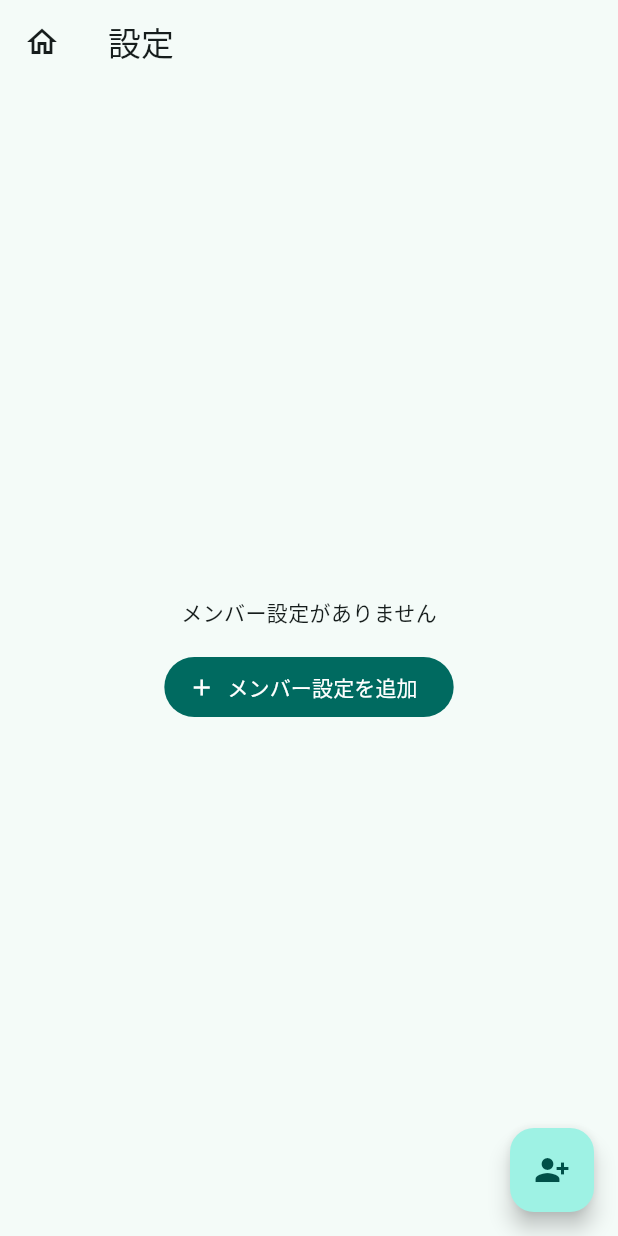
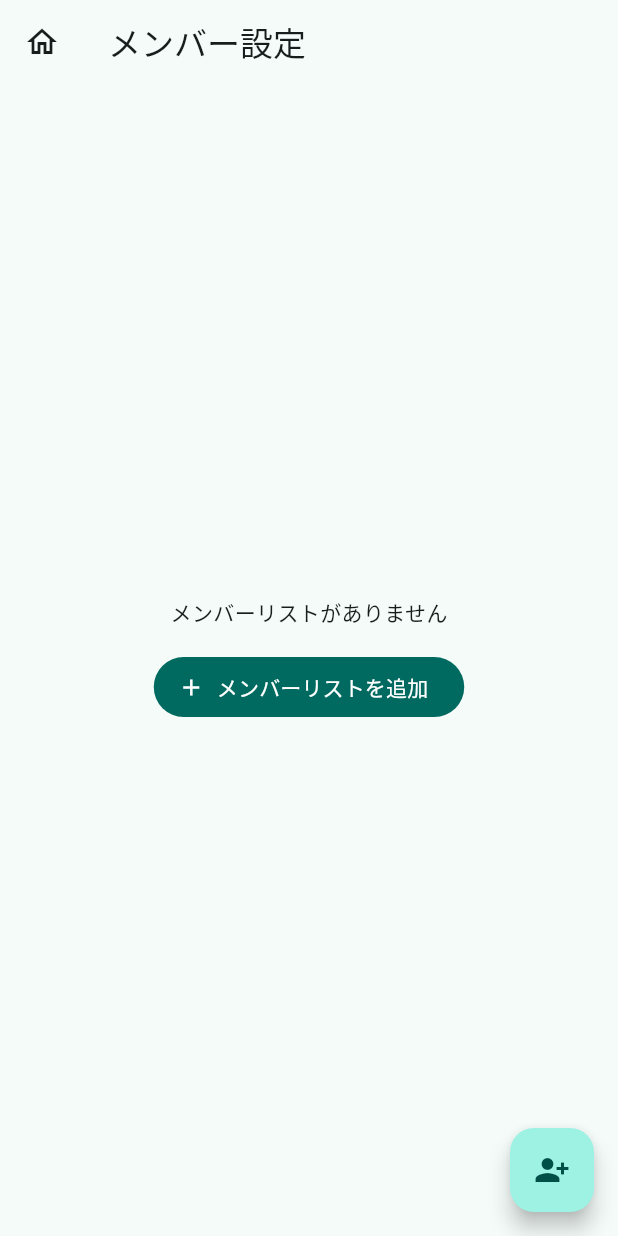
Before and after one commit to yuka-nomu/touban_app, a Flutter app: the SettingsScreen screen opened by its route, on a phone screen of 412 x 824 dp. Run offline on Flutter 3.47's test engine with Material 3 defaults, Android fonts, the phone set to English and light mode, and no system bars; our stand-ins replace flutter_riverpod, go_router, hive, hive_flutter, screenshot; accounts and stored records are empty.

Commit message:
文言を修正

```diff
--- a/lib/screens/home_screen.dart
+++ b/lib/screens/home_screen.dart
@@ -41,7 +41,7 @@ class _HomeScreenState extends ConsumerState<HomeScreen> {
     );
 
     return Scaffold(
-      appBar: AppBar(title: const Text('登校班当番表')),
+      appBar: AppBar(title: const Text('当番表作成')),
       body: SafeArea(
         child: Padding(
           padding: const EdgeInsets.all(16),
@@ -213,13 +213,13 @@ class _HomeContent extends StatelessWidget {
     return Column(
       crossAxisAlignment: CrossAxisAlignment.stretch,
       children: <Widget>[
-        const Text('メンバー設定'),
+        const Text('メンバーリスト名'),
         const SizedBox(height: 8),
         _DropdownField(
           child: DropdownButton<String>(
             value: currentSettingId,
             isExpanded: true,
-            hint: const Text('メンバー設定を作成してください'),
+            hint: const Text('メンバーリストを作成してください'),
             items: <DropdownMenuItem<String>>[
               for (final MemberSetting setting in settings)
                 DropdownMenuItem<String>(
@@ -283,7 +283,7 @@ class _HomeContent extends StatelessWidget {
           child: Text(isGenerating ? '生成中...' : '当番表を生成'),
         ),
         const SizedBox(height: 12),
-        OutlinedButton(onPressed: onOpenSettings, child: const Text('設定')),
+        OutlinedButton(onPressed: onOpenSettings, child: const Text('メンバー設定')),
         const SizedBox(height: 12),
         OutlinedButton.icon(
           onPressed: () => context.go('/history'),
--- a/lib/screens/settings_screen.dart
+++ b/lib/screens/settings_screen.dart
@@ -23,7 +23,7 @@ class SettingsScreen extends ConsumerWidget {
 
     return Scaffold(
       appBar: AppBar(
-        title: const Text('設定'),
+        title: const Text('メンバー設定'),
         leading: IconButton(
           tooltip: 'ホーム',
           icon: const Icon(Icons.home_outlined),
@@ -37,12 +37,12 @@ class SettingsScreen extends ConsumerWidget {
               child: Column(
                 mainAxisSize: MainAxisSize.min,
                 children: <Widget>[
-                  const Text('メンバー設定がありません'),
+                  const Text('メンバーリストがありません'),
                   const SizedBox(height: 16),
                   FilledButton.icon(
                     onPressed: () => _showAddSettingDialog(context, ref),
                     icon: const Icon(Icons.add),
-                    label: const Text('メンバー設定を追加'),
+                    label: const Text('メンバーリストを追加'),
                   ),
                 ],
               ),
@@ -60,7 +60,7 @@ class SettingsScreen extends ConsumerWidget {
                 padding: const EdgeInsets.fromLTRB(16, 16, 16, 8),
                 child: Row(
                   children: <Widget>[
-                    const Text('メンバー設定'),
+                    const Text('メンバーリスト名'),
                     const SizedBox(width: 12),
                     Expanded(
                       child: _DropdownField(
@@ -85,12 +85,12 @@ class SettingsScreen extends ConsumerWidget {
                       ),
                     ),
                     IconButton(
-                      tooltip: 'メンバー設定を追加',
+                      tooltip: 'メンバーリストを追加',
                       icon: const Icon(Icons.playlist_add),
                       onPressed: () => _showAddSettingDialog(context, ref),
                     ),
                     IconButton(
-                      tooltip: '設定を削除',
+                      tooltip: 'リストを削除',
                       icon: const Icon(Icons.delete_outline),
                       onPressed: () =>
                           _deleteSetting(context, ref, currentSetting.id),
```
